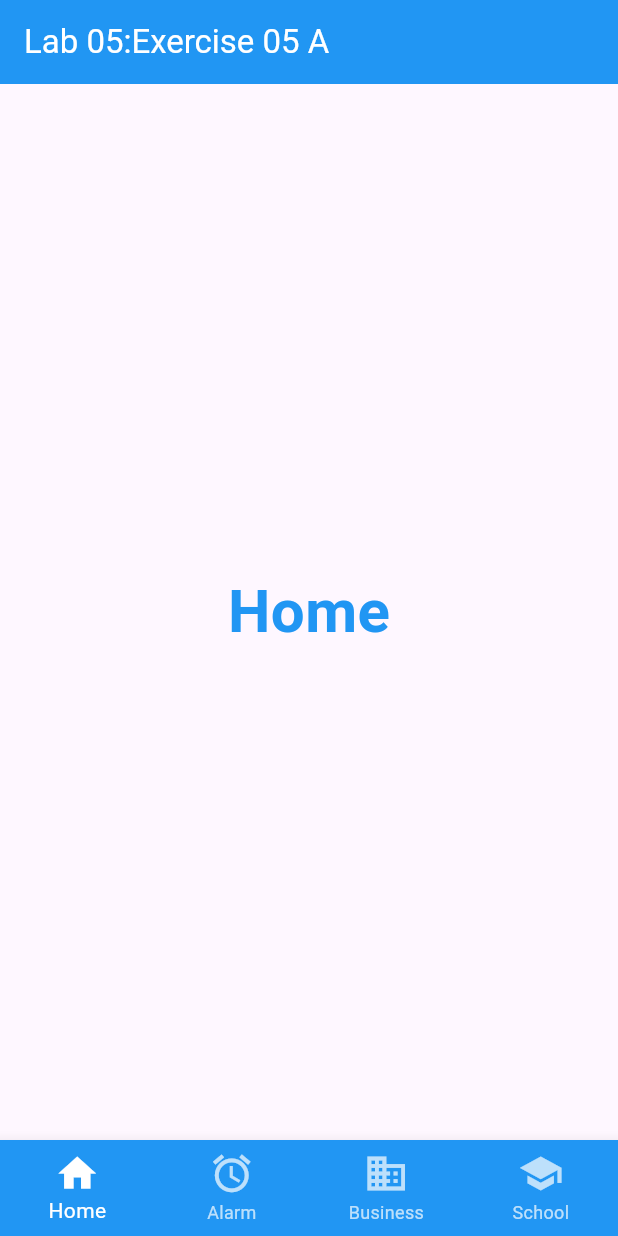
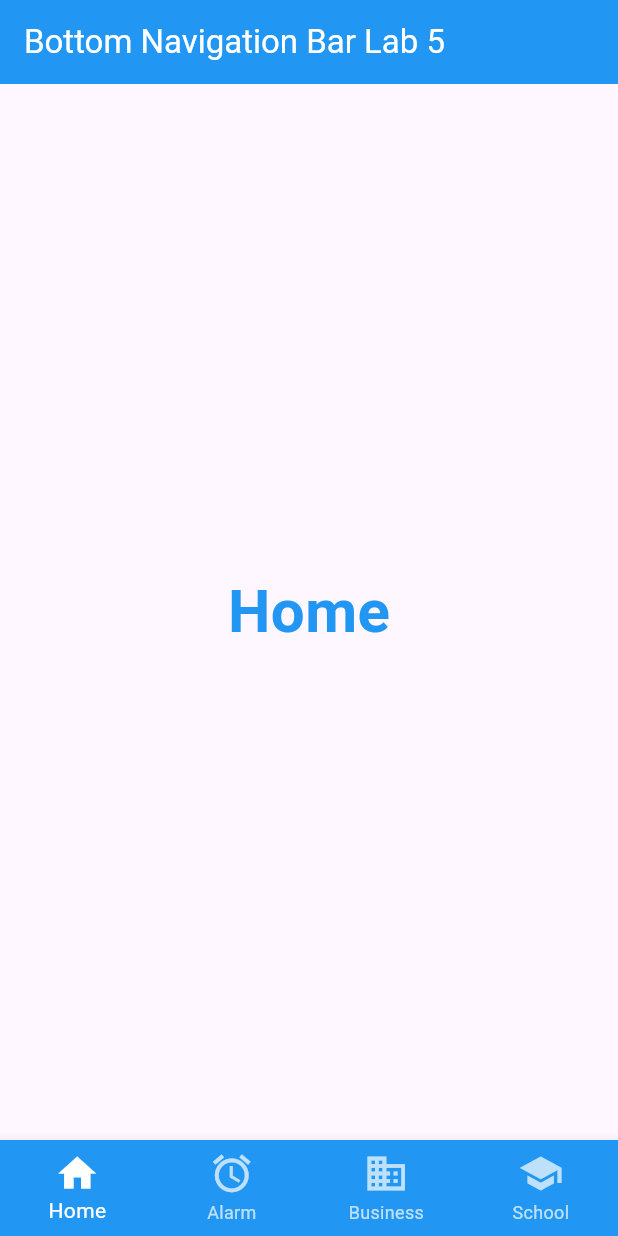
Before and after one commit to 106171-source/tma3084_selab_106171_lab5_lesson07, a Flutter app: the screen it shows after launch, on a phone screen of 412 x 824 dp. Run offline on Flutter 3.47's test engine with Material 3 defaults, Android fonts, the phone set to English and light mode, and no system bars.

Commit message:
Add bottom navigator bar lab 5

```diff
--- a/bottom_navigator_bar_lab/lib/main.dart
+++ b/bottom_navigator_bar_lab/lib/main.dart
@@ -40,7 +40,7 @@ class _BottomNavLabState extends State<BottomNavLab> {
   Widget build(BuildContext context) {
     return Scaffold(
       appBar: AppBar(
-        title: const Text('Lab 05:Exercise 05 A'),
+        title: const Text('Bottom Navigation Bar Lab 5'),
         backgroundColor: Colors.blue,
         foregroundColor: Colors.white,
       ),
```
